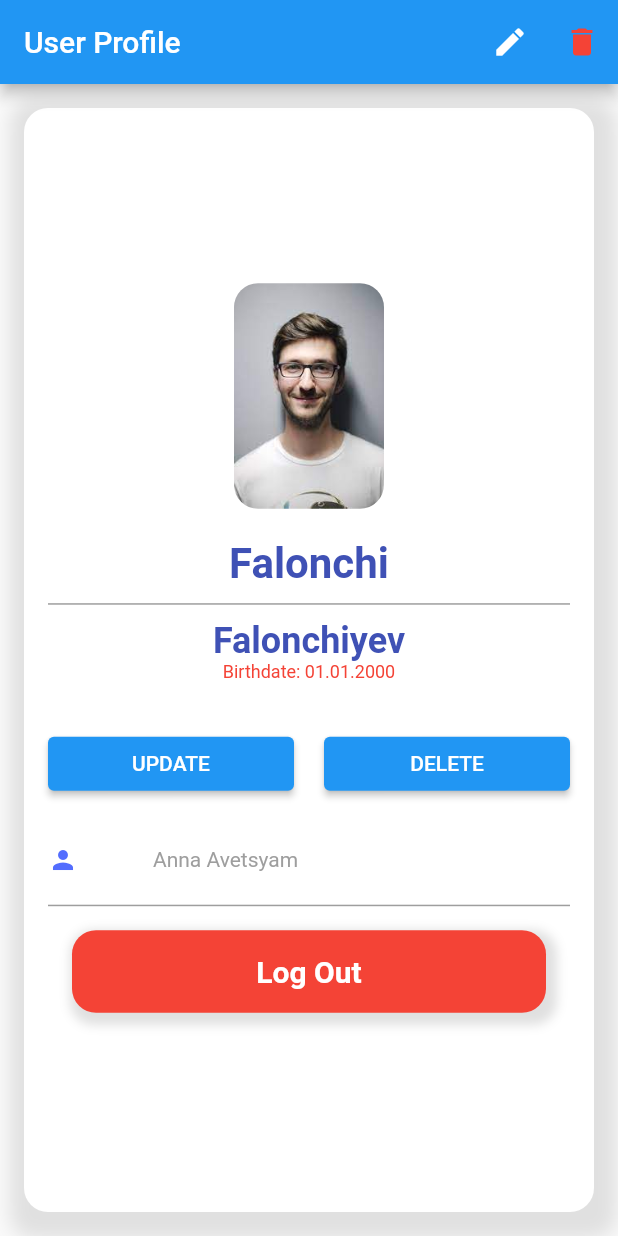
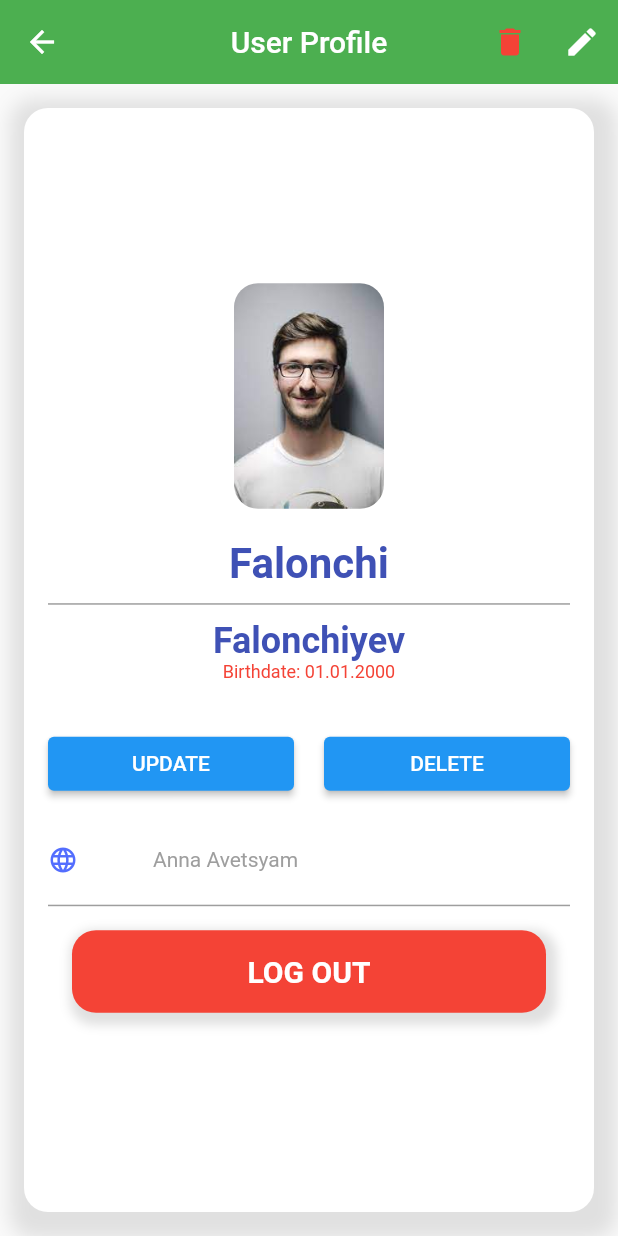
Before and after one commit to Abdusamad98/pdp_lessons, a Flutter app: the screen it shows after launch, on a phone screen of 412 x 824 dp. Run offline on Flutter 3.47's test engine with Material 2 defaults, Android fonts, the phone set to English and light mode, and no system bars.

Commit message:
first lesson code

```diff
--- a/lib/horizonat_buttons.dart
+++ b/lib/helper_widgets/horizontal_buttons.dart
@@ -1,14 +1,14 @@
 import 'package:flutter/material.dart';
 
 class HorizontalButtons extends StatelessWidget {
+  const HorizontalButtons({
+    Key? key,
+    required this.updateButtonText,
+    required this.deleteButtonText,
+  }) : super(key: key);
+
   final String updateButtonText;
   final String deleteButtonText;
-
-  const HorizontalButtons({
-    Key? key,
-    required this.deleteButtonText,
-    required this.updateButtonText,
-  }) : super(key: key);
 
   @override
   Widget build(BuildContext context) {
--- /dev/null
+++ b/lib/helper_widgets/my_custom_appbar.dart
@@ -0,0 +1,41 @@
+import 'package:flutter/material.dart';
+
+class MyCustomAppBar extends StatelessWidget implements PreferredSize {
+  const MyCustomAppBar({Key? key}) : super(key: key);
+
+  @override
+  Widget build(BuildContext context) {
+    return AppBar(
+      backgroundColor: Colors.green,
+      elevation: 0,
+      title: Text("User Profile"),
+      leading: IconButton(
+        onPressed: (){},
+        icon: Icon(Icons.arrow_back),
+      ),
+      centerTitle: true,
+      actions: [
+        IconButton(
+          onPressed: () {
+            print("HELLO STUDENTS");
+          },
+          icon: Icon(
+            Icons.delete,
+            color: Colors.red,
+          ),
+        ),
+        IconButton(
+          onPressed: () {},
+          icon: Icon(Icons.edit),
+        ),
+      ],
+    );
+  }
+
+  @override
+  Widget get child => throw UnimplementedError();
+
+  @override
+  // TODO: implement preferredSize
+  Size get preferredSize => Size(double.infinity, 56);
+}
--- a/lib/my_logout_button.dart
+++ b/lib/helper_widgets/my_logout_button.dart
@@ -1,13 +1,16 @@
 import 'package:flutter/material.dart';
 
+class MyLogOutButton extends StatelessWidget {
+  final String buttonText;
 
-
-class MyLogOutButton extends StatelessWidget {
-  const MyLogOutButton({Key? key}) : super(key: key);
+  const MyLogOutButton({
+    Key? key,
+    required this.buttonText,
+  }) : super(key: key);
 
   @override
   Widget build(BuildContext context) {
-    return  Container(
+    return Container(
       margin: EdgeInsets.all(16),
       padding: EdgeInsets.all(16),
       decoration: BoxDecoration(
@@ -24,7 +27,7 @@ class MyLogOutButton extends StatelessWidget {
       ),
       child: Center(
         child: Text(
-          "Log Out",
+          buttonText,
           style: TextStyle(
             color: Colors.white,
             fontSize: 20,
--- a/lib/main.dart
+++ b/lib/main.dart
@@ -1,12 +1,13 @@
 import 'package:flutter/material.dart';
-import 'package:pdp_lessons/my_logout_button.dart';
+import 'package:pdp_lessons/helper_widgets/horizontal_buttons.dart';
+import 'package:pdp_lessons/helper_widgets/my_logout_button.dart';
 import 'package:pdp_lessons/profile_screen.dart';
 
 main() {
   runApp(
     MaterialApp(
       debugShowCheckedModeBanner: false,
-      home: ProfileScreen(),
+      home: ProfileScreen()
     ),
   );
 }
--- a/lib/profile_screen.dart
+++ b/lib/profile_screen.dart
@@ -1,7 +1,7 @@
 import 'package:flutter/material.dart';
-import 'package:pdp_lessons/horizonat_buttons.dart';
-
-import 'my_logout_button.dart';
+import 'package:pdp_lessons/helper_widgets/horizontal_buttons.dart';
+import 'package:pdp_lessons/helper_widgets/my_custom_appbar.dart';
+import 'package:pdp_lessons/helper_widgets/my_logout_button.dart';
 
 class ProfileScreen extends StatelessWidget {
   const ProfileScreen({Key? key}) : super(key: key);
@@ -9,22 +9,7 @@ class ProfileScreen extends StatelessWidget {
   @override
   Widget build(BuildContext context) {
     return Scaffold(
-      appBar: AppBar(
-        title: Text("User Profile"),
-        actions: [
-          IconButton(
-            onPressed: () {},
-            icon: const Icon(Icons.edit),
-          ),
-          IconButton(
-            onPressed: () {},
-            icon: const Icon(
-              Icons.delete,
-              color: Colors.red,
-            ),
-          ),
-        ],
-      ),
+      appBar: MyCustomAppBar(),
       body: Container(
         margin: EdgeInsets.all(16),
         padding: EdgeInsets.all(16),
@@ -87,7 +72,7 @@ class ProfileScreen extends StatelessWidget {
             Row(
               children: [
                 Icon(
-                  Icons.person,
+                  Icons.language,
                   size: 20,
                   color: Colors.indigoAccent,
                 ),
@@ -104,7 +89,7 @@ class ProfileScreen extends StatelessWidget {
             ),
             SizedBox(height: 20),
             Container(height: 1, color: Colors.grey),
-            MyLogOutButton()
+            MyLogOutButton(buttonText: "LOG OUT")
           ],
         ),
       ),
```
Also changed, not shown: pubspec.yaml (+3 -22 lines).
